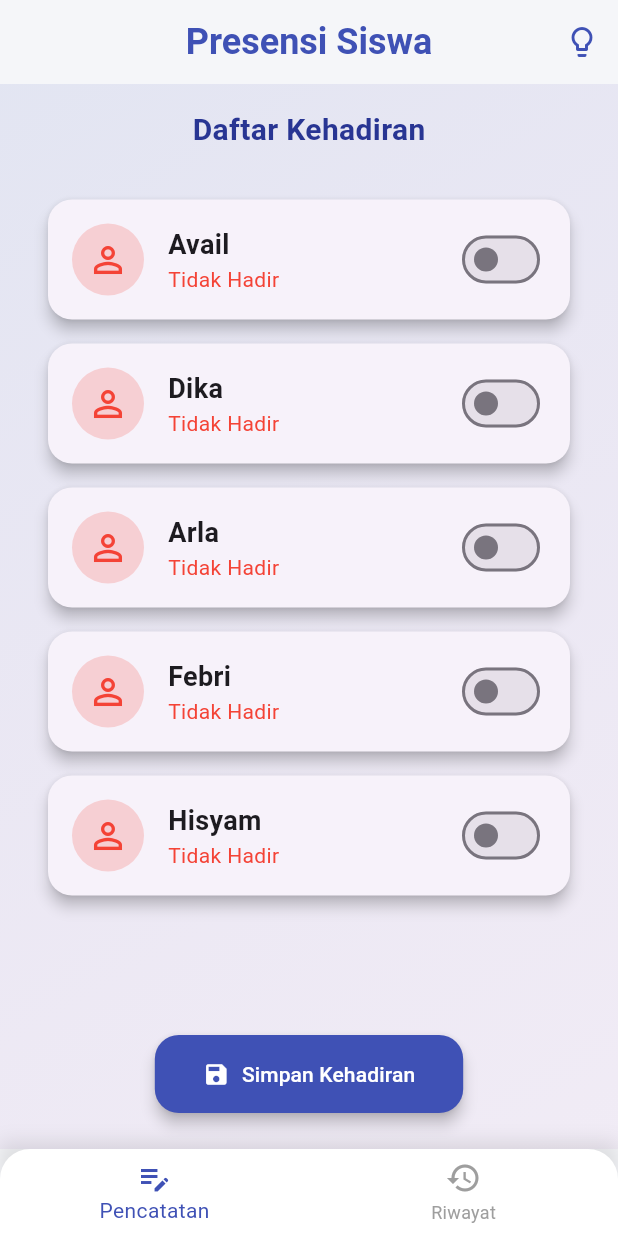
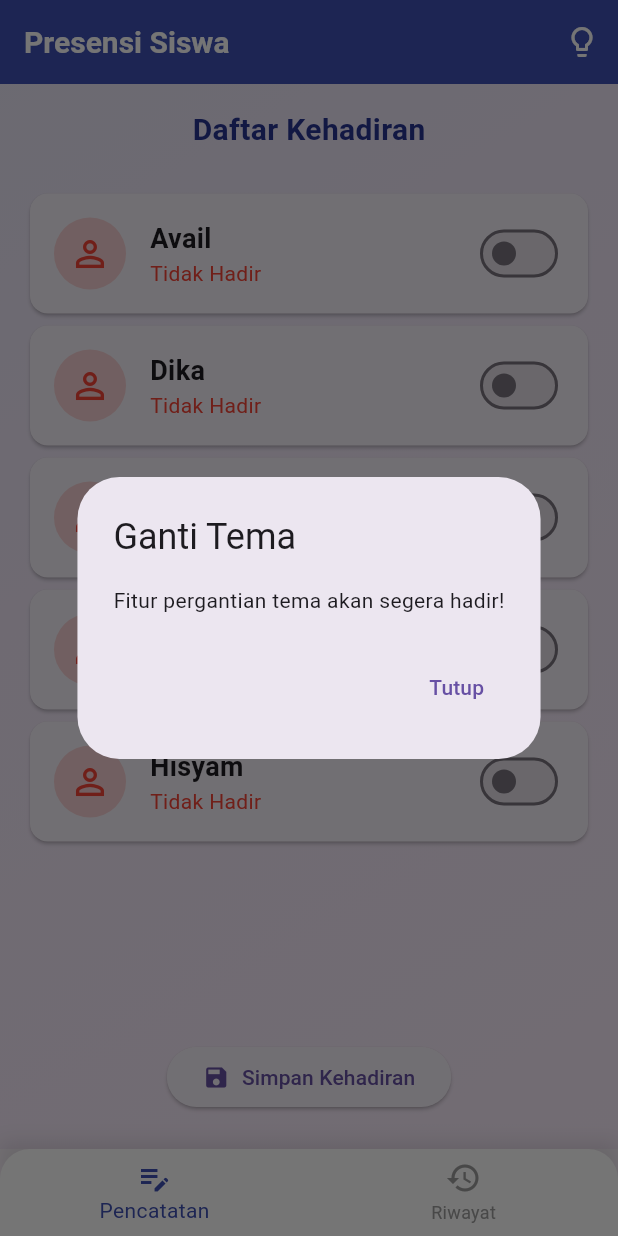
Before and after one commit to xfbriianto/absensi-siswa-flutter, a Flutter app: the screen it shows after launch, after a tap on the "lightbulb outline" icon, on a phone screen of 412 x 824 dp. Run offline on Flutter 3.47's test engine with Material 3 defaults, Android fonts, the phone set to English and light mode, and no system bars.

Commit message:
main.dart

```diff
--- a/lib/main.dart
+++ b/lib/main.dart
@@ -5,81 +5,117 @@ import 'screens/home_screen.dart';
 import 'screens/history_screen.dart';
 import 'theme/app_theme.dart';
 
+// Fungsi utama untuk menjalankan aplikasi
 void main() {
+  // Memulai aplikasi Flutter
   runApp(MyApp());
 }
 
+// Kelas utama aplikasi - StatelessWidget
 class MyApp extends StatelessWidget {
   @override
   Widget build(BuildContext context) {
+    // Menggunakan ChangeNotifierProvider untuk manajemen state
     return ChangeNotifierProvider(
+      // Membuat instance AttendanceProvider
       create: (_) => AttendanceProvider(),
+      // Konfigurasi MaterialApp
       child: MaterialApp(
+        // Judul aplikasi
         title: 'Student Attendance App',
+        // Tema aplikasi dari AppTheme
         theme: AppTheme.theme,
+        // Layar utama aplikasi
         home: MainScreen(),
       ),
     );
   }
 }
 
+// Layar Utama dengan navigasi bottom bar - StatefulWidget
 class MainScreen extends StatefulWidget {
   @override
   State<MainScreen> createState() => MainScreenState();
 }
 
+// State untuk MainScreen
 class MainScreenState extends State<MainScreen> {
+  // Index halaman yang aktif
   int _selectedIndex = 0;
 
+  // Daftar layar yang dapat dipilih
   final List<Widget> _screens = [
+    // Layar Pencatatan Absensi
     HomeScreen(),
+    // Layar Riwayat Absensi
     HistoryScreen(),
   ];
 
   @override
   Widget build(BuildContext context) {
     return Scaffold(
+      // App Bar dinamis
       appBar: AppBar(
+        // Judul berubah sesuai halaman
         title: Text(_selectedIndex == 0 ? 'Presensi Siswa' : 'Riwayat Kehadiran'),
+        // Aksi tambahan di App Bar
         actions: [
+          // Tombol toggle tema
           IconButton(
-            icon: Icon(Icons.lightbulb_outline),
+            icon: const Icon(Icons.lightbulb_outline),
             onPressed: () {
-              // Add theme toggle functionality here if needed
+              // TODO: Implementasi toggle tema
+              _toggleTheme();
             },
           ),
         ],
       ),
+
+      // Body yang berganti sesuai navigasi
       body: _screens[_selectedIndex],
+
+      // Bottom Navigation Bar dengan desain kustom
       bottomNavigationBar: Container(
+        // Dekorasi bayangan untuk efek elevasi
         decoration: BoxDecoration(
           boxShadow: [
             BoxShadow(
               color: Colors.black.withOpacity(0.1),
               blurRadius: 10,
-              offset: Offset(0, -5),
+              offset: const Offset(0, -5),
             ),
           ],
         ),
+        // Membuat sudut melengkung pada navigation bar
         child: ClipRRect(
-          borderRadius: BorderRadius.vertical(top: Radius.circular(20)),
+          borderRadius: const BorderRadius.vertical(top: Radius.circular(20)),
           child: BottomNavigationBar(
+            // Index halaman aktif
             currentIndex: _selectedIndex,
+
+            // Fungsi ketika item di-tap
             onTap: (index) {
+              // Update state untuk mengganti halaman
               setState(() {
                 _selectedIndex = index;
               });
             },
+
+            // Item navigasi
             items: const [
+              // Item Pencatatan Absensi
               BottomNavigationBarItem(
                 icon: Icon(Icons.edit_note),
                 label: 'Pencatatan',
               ),
+              // Item Riwayat Absensi
               BottomNavigationBarItem(
                 icon: Icon(Icons.history),
                 label: 'Riwayat',
               ),
             ],
+
+            // Konfigurasi warna dan gaya
             selectedItemColor: Colors.indigo,
             unselectedItemColor: Colors.grey,
             type: BottomNavigationBarType.fixed,
@@ -90,4 +126,47 @@ class MainScreenState extends State<MainScreen> {
       ),
     );
   }
+
+  // Metode untuk toggle tema (contoh implementasi)
+  void _toggleTheme() {
+    // TODO: Implementasi logic toggle tema
+    showDialog(
+      context: context,
+      builder: (context) => AlertDialog(
+        title: const Text('Ganti Tema'),
+        content: const Text('Fitur pergantian tema akan segera hadir!'),
+        actions: [
+          TextButton(
+            onPressed: () => Navigator.pop(context),
+            child: const Text('Tutup'),
+          )
+        ],
+      ),
+    );
+  }
 }
+
+// Tambahan: Contoh implementasi AppTheme
+class AppTheme {
+  // Tema default aplikasi
+  static ThemeData theme = ThemeData(
+    // Pengaturan warna utama
+    primarySwatch: Colors.indigo,
+    // Gaya AppBar
+    appBarTheme: const AppBarTheme(
+      elevation: 0,
+      backgroundColor: Colors.indigo,
+      foregroundColor: Colors.white,
+    ),
+    // Gaya Text
+    textTheme: const TextTheme(
+      titleLarge: TextStyle(
+        fontSize: 20,
+        fontWeight: FontWeight.bold,
+        color: Colors.black87,
+      ),
+    ),
+    // Efek splash dan highlight
+    splashColor: Colors.indigo.withOpacity(0.5),
+  );
+}
```
